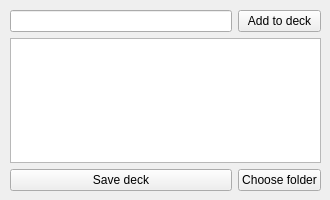
common-47-git/atomizer-for-creating-Anki-cards, file src/automizers/en_to_en/ui_mainWindow.ui: the form before one commit.
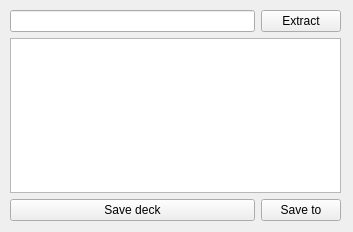
The form after the commit. Icons and pictures are not drawn.

Diff of the .ui file:
```diff
--- a/src/automizers/en_to_en/ui_mainWindow.ui
+++ b/src/automizers/en_to_en/ui_mainWindow.ui
@@ -6,8 +6,8 @@
    <rect>
     <x>0</x>
     <y>0</y>
-    <width>330</width>
-    <height>200</height>
+    <width>353</width>
+    <height>232</height>
    </rect>
   </property>
   <property name="windowTitle">
@@ -23,13 +23,13 @@
    </size>
   </property>
   <widget class="QWidget" name="centralwidget">
-   <widget class="QWidget" name="">
+   <widget class="QWidget" name="layoutWidget">
     <property name="geometry">
      <rect>
       <x>10</x>
       <y>10</y>
-      <width>311</width>
-      <height>181</height>
+      <width>331</width>
+      <height>211</height>
      </rect>
     </property>
     <layout class="QGridLayout" name="gridLayout">
@@ -39,7 +39,7 @@
      <item row="0" column="1">
       <widget class="QPushButton" name="add_to_deck_button">
        <property name="text">
-        <string>Add to deck</string>
+        <string>Extract</string>
        </property>
       </widget>
      </item>
@@ -56,7 +56,7 @@
      <item row="2" column="1">
       <widget class="QPushButton" name="choose_folder_button">
        <property name="text">
-        <string>Choose folder</string>
+        <string>Save to</string>
        </property>
       </widget>
      </item>
```
Left out of the diff: 8 changed lines with no effect on the pictures.
